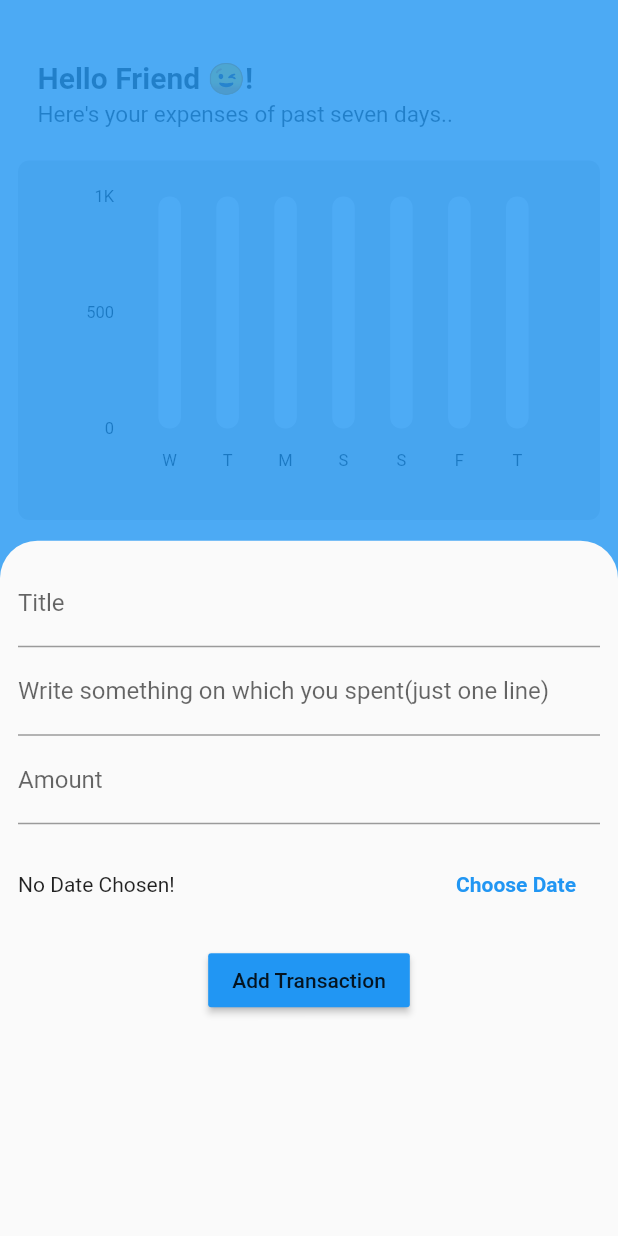
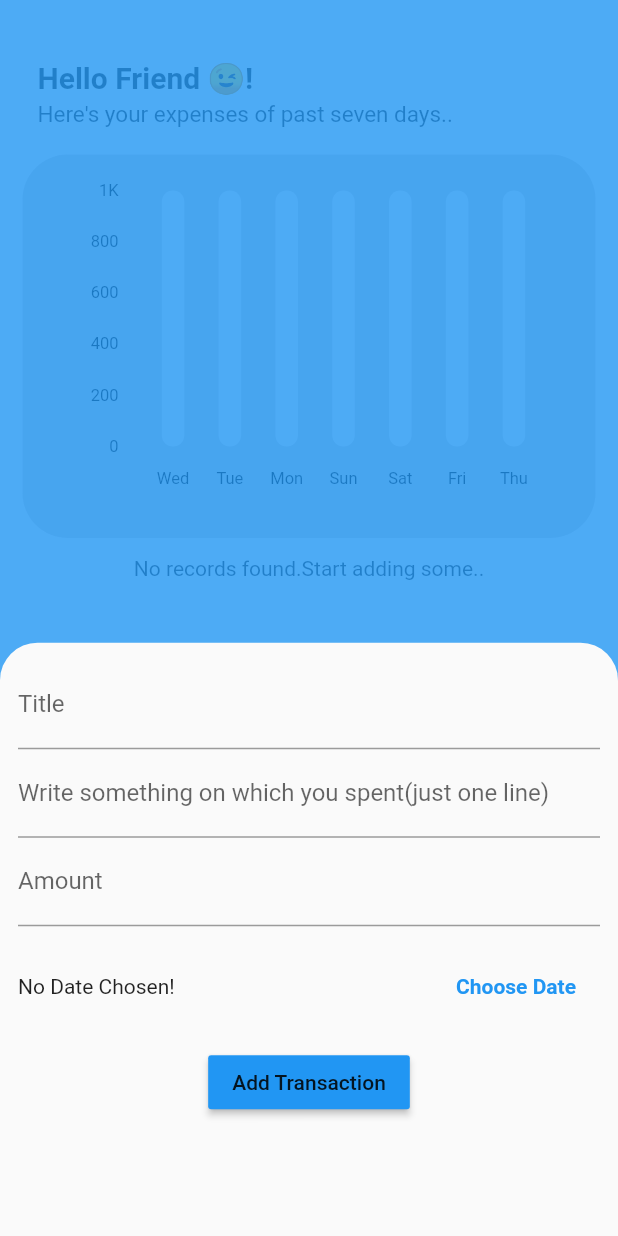
Before and after one commit to suvakanta1808/expenses-tracker, a Flutter app: the screen it shows after launch, after a tap on the "add" icon, on a phone screen of 412 x 824 dp. Run offline on Flutter 3.47's test engine with Material 2 defaults, Android fonts, the phone set to English and light mode, and no system bars; drawn by our look-alikes of fl_chart, velocity_x; our stand-ins replace shared_preferences, sqflite; accounts and stored records are empty.

Commit message:
fixed provider issue and UI problems

```diff
--- a/lib/helpers/db_helper.dart
+++ b/lib/helpers/db_helper.dart
@@ -3,10 +3,10 @@ import 'package:expenses_tracker/models/expense.dart';
 import 'package:flutter/cupertino.dart';
 import 'package:path/path.dart';
 import 'package:path_provider/path_provider.dart';
+import 'package:shared_preferences/shared_preferences.dart';
 import 'package:sqflite/sqflite.dart';
 
-class DBHelper with ChangeNotifier {
-  List<Expense> expenseList = [];
+class DBHelper {
   static Database? _db;
 
   Future<Database> get dataBase async => _db ??= await initDb();
@@ -17,7 +17,7 @@ class DBHelper with ChangeNotifier {
     return openDatabase(path, version: 1, onOpen: (db) {},
         onCreate: (Database db, int version) async {
       await db.execute(
-          'CREATE TABLE Expenses(title TEXT(20),desc TEXT(20),amount DOUBLE,date TEXT PRIMARY KEY)');
+          'CREATE TABLE Expenses(title TEXT(20),desc TEXT(20),amount DOUBLE,date TEXT,id TEXT PRIMARY KEY)');
     });
   }
 
@@ -28,11 +28,12 @@ class DBHelper with ChangeNotifier {
       'desc': exp.description,
       'amount': exp.amount,
       'date': exp.date.toString(),
+      'id': DateTime.now().toString(),
     });
-    notifyListeners();
+    await getDataFromtable();
   }
 
-  getDataFromtable() async {
+  Future<List<Expense>> getDataFromtable() async {
     final db = await DBHelper().dataBase;
     var list = await db.query('Expenses');
     List<Expense> dataList = [];
@@ -43,7 +44,6 @@ class DBHelper with ChangeNotifier {
           date: DateTime.parse(exp['date'].toString()),
           amount: double.parse(exp['amount'].toString())));
     });
-    expenseList = dataList;
-    notifyListeners();
+    return dataList;
   }
 }
--- a/lib/main.dart
+++ b/lib/main.dart
@@ -14,7 +14,7 @@ class MyApp extends StatelessWidget {
   @override
   Widget build(BuildContext context) {
     return ChangeNotifierProvider.value(
-      value: DBHelper(),
+      value: Expenses(),
       child: MaterialApp(
         title: 'Flutter Demo',
         debugShowCheckedModeBanner: false,
--- a/lib/providers/expenses.dart
+++ b/lib/providers/expenses.dart
@@ -1,58 +1,22 @@
+import 'package:expenses_tracker/helpers/db_helper.dart';
 import 'package:expenses_tracker/models/expense.dart';
 import 'package:flutter/cupertino.dart';
 
 class Expenses with ChangeNotifier {
-  List<Expense> _expensesList = [
-    Expense(
-      title: 'Shopping',
-      description: 'T-Shirt,Jeans,snacks,etc.',
-      date: DateTime(2021, 09, 05),
-      amount: 500,
-    ),
-    Expense(
-      title: 'Books',
-      description: 'Algebra Book,Chemistry by G.N Mathur,etc.',
-      date: DateTime(2021, 09, 04),
-      amount: 100,
-    ),
-    Expense(
-      title: 'Rent',
-      description: 'House rent of August,2021',
-      date: DateTime(2021, 09, 03),
-      amount: 640,
-    ),
-    Expense(
-      title: 'Food',
-      description: 'had lunch at Zaikia International restaurant',
-      date: DateTime(2021, 09, 02),
-      amount: 130,
-    ),
-    Expense(
-      title: 'Shopping',
-      description: 'Grocery fow this month',
-      date: DateTime(2021, 09, 01),
-      amount: 270,
-    ),
-    Expense(
-      title: 'Shoes',
-      description: 'new Adidas shoes',
-      date: DateTime(2021, 08, 31),
-      amount: 830,
-    ),
-    Expense(
-      title: 'Shopping',
-      description: 'T-Shirt,Jeans,snacks,etc.',
-      date: DateTime(2021, 08, 30),
-      amount: 500,
-    ),
-  ];
+  var maxLimit = 1000.00;
 
-  List<Expense> get expenses {
-    return [..._expensesList];
+  updateLimit(double amount) {
+    maxLimit = amount;
+    notifyListeners();
   }
 
-  void addToExpensesList(Expense exp) {
-    _expensesList.add(exp);
+  Future<List<Expense>> get expenses {
+    final list = DBHelper().getDataFromtable();
+    return list;
+  }
+
+  Future<void> addToExpensesList(Expense exp) async {
+    await DBHelper().insertIntoExpensesTable(exp);
     notifyListeners();
   }
 }
--- a/lib/screens/home_screen.dart
+++ b/lib/screens/home_screen.dart
@@ -13,6 +13,7 @@ class _HomeScreenState extends State<HomeScreen> {
   @override
   Widget build(BuildContext context) {
     return Scaffold(
+      backgroundColor: Colors.white.withOpacity(0.7),
       body: [
         [
           'Hello Friend 😉!'
@@ -30,9 +31,9 @@ class _HomeScreenState extends State<HomeScreen> {
               .p24()
               .box
               .color(Colors.grey.shade300)
-                .roundedSM
+              .roundedLg
               .make()
-                .p12()
+              .pOnly(top: 8, left: 15, right: 15)
               .wFull(context)
               .h32(context),
         ]
@@ -42,8 +43,8 @@ class _HomeScreenState extends State<HomeScreen> {
             .p0()
             .h(MediaQuery.of(context).size.height * 0.45)
             .wFull(context),
-          ExpensesList().scrollVertical(),
-        ].vStack().box.make().hFull(context).wFull(context),
+        ExpensesList().scrollVertical()
+      ].vStack().box.make().hFull(context).wFull(context).scrollVertical(),
       floatingActionButton: FloatingActionButton(
         elevation: 5,
         onPressed: () {
@@ -60,6 +61,7 @@ class _HomeScreenState extends State<HomeScreen> {
           );
         },
         child: Icon(Icons.add),
-        ));
+      ),
+    );
   }
 }
--- a/lib/widgets/chart.dart
+++ b/lib/widgets/chart.dart
@@ -6,11 +6,17 @@ import 'package:flutter/cupertino.dart';
 import 'package:flutter/material.dart';
 import 'package:provider/provider.dart';
 
-class Chart extends StatelessWidget {
-  List<String> days = ['M', 'T', 'W', 'T', 'F', 'S', 'S'];
+class Chart extends StatefulWidget {
+  @override
+  _ChartState createState() => _ChartState();
+}
 
-  List<List<double>> getDataOfPastSevenDays(BuildContext context) {
-    final expList = Provider.of<DBHelper>(context).expenseList;
+class _ChartState extends State<Chart> {
+  List<String> days = ['Mon', 'Tue', 'Wed', 'Thu', 'Fri', 'Sat', 'Sun'];
+
+  List<List<double>> getDataOfPastSevenDays(
+      BuildContext context, List<Expense> expList) {
+    //  final expList = Provider.of<DBHelper>(context, listen: false).expenseList;
     final List<List<double>> barchartdata = [];
 
     final dataList = expList.where(
@@ -38,35 +44,55 @@ class Chart extends StatelessWidget {
     return barchartdata;
   }
 
+  double calculateMaxLimit(List<Expense> expList) {
+    var maxLimit = 1000.0;
+    for (int i = 0; i < expList.length; i++) {
+      maxLimit = expList[i].amount > maxLimit
+          ? 1000.0 * ((expList[i].amount / 1000) + 1)
+          : maxLimit;
+    }
+
+    return maxLimit;
+  }
+
   @override
   Widget build(BuildContext context) {
-    Provider.of<DBHelper>(context, listen: false).getDataFromtable();
+    return FutureBuilder(
+        future: Provider.of<Expenses>(context).expenses,
+        builder: (ctx, dataSnapshot) {
+          if (dataSnapshot.connectionState == ConnectionState.waiting) {
+            return Center(child: CircularProgressIndicator());
+          }
 
+          final dataList = dataSnapshot.data as List<Expense>;
           return BarChart(
             BarChartData(
               gridData: FlGridData(show: false),
-        maxY: 1000,
-        barTouchData: BarTouchData(enabled: false),
+              maxY: calculateMaxLimit(dataList),
+              //Provider.of<Expenses>(context).maxLimit,
               borderData: FlBorderData(show: false),
-        barGroups: getDataOfPastSevenDays(context)
+              barGroups: getDataOfPastSevenDays(context, dataList)
                   .map(
                     (ex) => BarChartGroupData(
+                      barsSpace: 25,
                       x: ex[0].toInt(),
                       barRods: [
                         BarChartRodData(
                           backDrawRodData: BackgroundBarChartRodData(
                             show: true,
                             colors: [Colors.white],
-                      y: 1000,
+                            y: calculateMaxLimit(dataList),
+                            //Provider.of<Expenses>(context).maxLimit,
                           ),
                           width: 15,
                           borderRadius: BorderRadius.circular(15),
                           y: ex[1],
                           colors: [
                             Colors.blue.shade300,
-                      Colors.purple.shade100,
-                      Colors.pink.shade100,
+                            Colors.purple.shade200,
+                            Colors.pink.shade200,
                             Colors.orange.shade300,
+                            Colors.red.shade400
                           ],
                         ),
                       ],
@@ -82,6 +108,9 @@ class Chart extends StatelessWidget {
                     getTitles: (it) => days[it.toInt() - 1],
                   )),
             ),
+            swapAnimationCurve: Curves.easeInOutSine,
+            swapAnimationDuration: Duration(seconds: 2),
           );
+        });
   }
 }
--- a/lib/widgets/expense_list_item.dart
+++ b/lib/widgets/expense_list_item.dart
@@ -64,7 +64,7 @@ class ExpenseListItem extends StatelessWidget {
               radius: MediaQuery.of(context).size.width * 0.13,
               backgroundColor: getColor(rnd.nextInt(5)))
           .p12(),
-      [title.text.size(15).make().p4(), description.text.size(11).make().p4()]
+      [title.text.size(17).make().p4(), description.text.size(11).make().p4()]
           .vStack(crossAlignment: CrossAxisAlignment.start)
           .box
           .make()
--- a/lib/widgets/expenses_list.dart
+++ b/lib/widgets/expenses_list.dart
@@ -9,9 +9,15 @@ import 'package:velocity_x/velocity_x.dart';
 class ExpensesList extends StatelessWidget {
   @override
   Widget build(BuildContext context) {
-    Provider.of<DBHelper>(context, listen: false).getDataFromtable();
-    final expenseList =
-        Provider.of<DBHelper>(context, listen: false).expenseList;
+    // var _loader =
+    //     Provider.of<DBHelper>(context, listen: false).getDataFromtable();
+    return FutureBuilder(
+        future: Provider.of<Expenses>(context).expenses,
+        builder: (ctx, dataSnapshot) {
+          if (dataSnapshot.connectionState == ConnectionState.waiting) {
+            return CircularProgressIndicator().box.makeCentered();
+          }
+          final expenseList = dataSnapshot.data as List<Expense>;
           return expenseList.length == 0
               ? 'No records found.Start adding some..'.text.makeCentered()
               : ListView.builder(
@@ -22,5 +28,6 @@ class ExpensesList extends StatelessWidget {
                   ),
                   itemCount: expenseList.length,
                 ).box.make().h(MediaQuery.of(context).size.height * 0.55);
+        });
   }
 }
--- a/lib/widgets/form.dart
+++ b/lib/widgets/form.dart
@@ -38,8 +38,10 @@ class _CollecingFormState extends State<CollecingForm> {
     );
 
     //  Provider.of<Expenses>(ctx, listen: false).addToExpensesList(exp);
-    await Provider.of<DBHelper>(ctx, listen: false)
-        .insertIntoExpensesTable(exp);
+    // if (enteredAmount > Provider.of<Expenses>(ctx, listen: false).maxLimit) {
+    //   Provider.of<Expenses>(ctx, listen: false).updateLimit();
+    // }
+    await Provider.of<Expenses>(ctx, listen: false).addToExpensesList(exp);
     Navigator.of(context).pop();
   }
 
@@ -65,22 +67,16 @@ class _CollecingFormState extends State<CollecingForm> {
       TextField(
         decoration: InputDecoration(labelText: 'Title'),
         controller: _titleController,
-        onSubmitted: (_) => _dataSubmit(context),
-        // onChanged: (val) => titleInput = val,
       ),
       TextField(
         decoration: InputDecoration(
             labelText: 'Write something on which you spent(just one line)'),
         controller: _descController,
-        onSubmitted: (_) => _dataSubmit(context),
-        // onChanged: (val) => titleInput = val,
       ),
       TextField(
         decoration: InputDecoration(labelText: 'Amount'),
         controller: _amountController,
         keyboardType: TextInputType.number,
-        onSubmitted: (_) => _dataSubmit(context),
-        // onChanged: (val) => amountInput = val,
       ),
       Container(
         height: 80,
@@ -109,6 +105,6 @@ class _CollecingFormState extends State<CollecingForm> {
         onPressed: () => _dataSubmit(context),
         color: Theme.of(context).primaryColor,
       ),
-    ].vStack().p12().box.make().h60(context).wFull(context);
+    ].vStack().p12().box.make().h48(context).wFull(context).scrollVertical();
   }
 }
```
Lines whose indentation alone changed are shown as unchanged.
